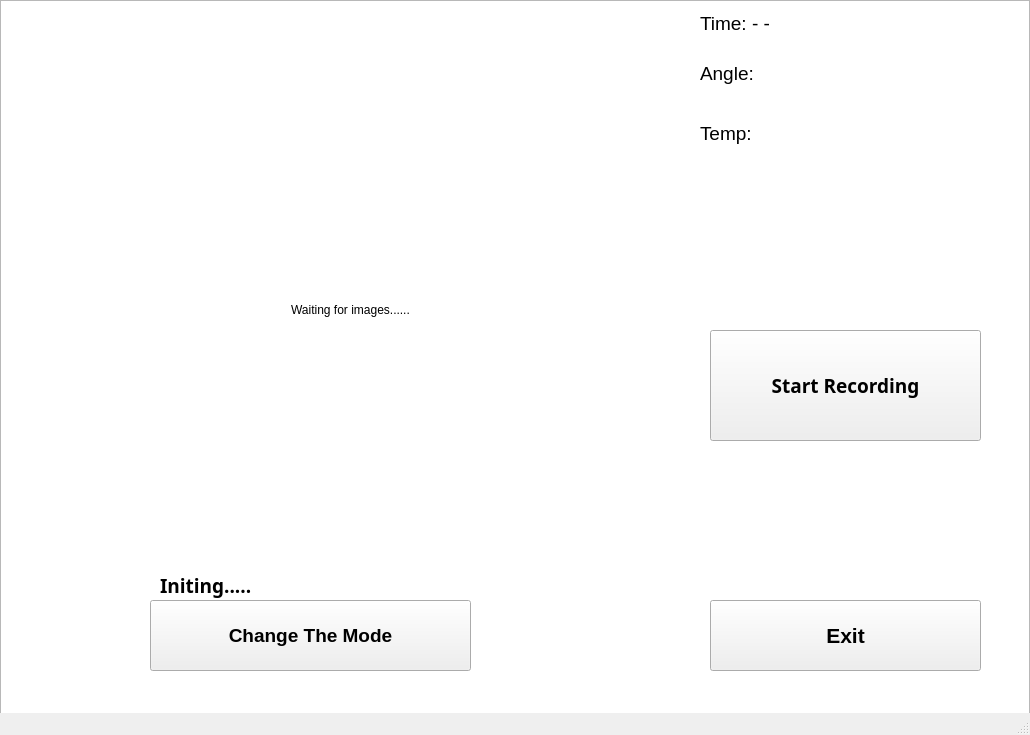
This is QTViewer/mainwindow.ui in daijiaweicb/Outdoor-Photography-Helmet-with-Physical-Condition-Monitoring as Qt 5 draws it before an edit. The edited form follows.
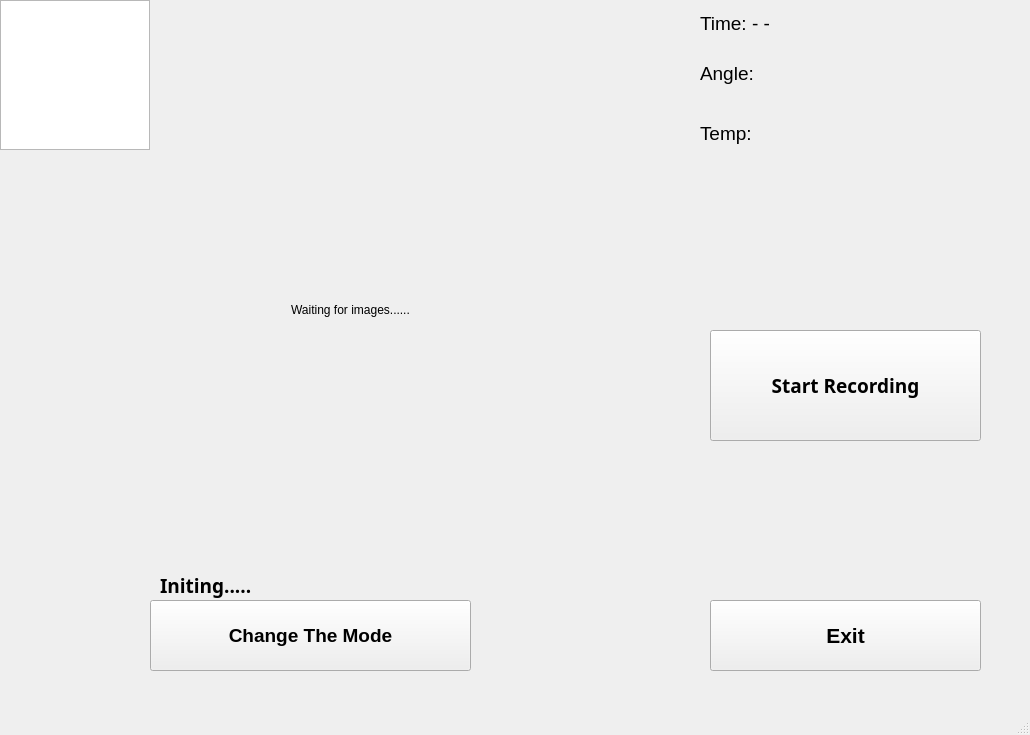
This is the edited form.

```diff
--- a/QTViewer/mainwindow.ui
+++ b/QTViewer/mainwindow.ui
@@ -222,8 +222,8 @@
      <rect>
       <x>0</x>
       <y>0</y>
-      <width>1030</width>
-      <height>735</height>
+      <width>150</width>
+      <height>150</height>
      </rect>
     </property>
    </widget>
```
